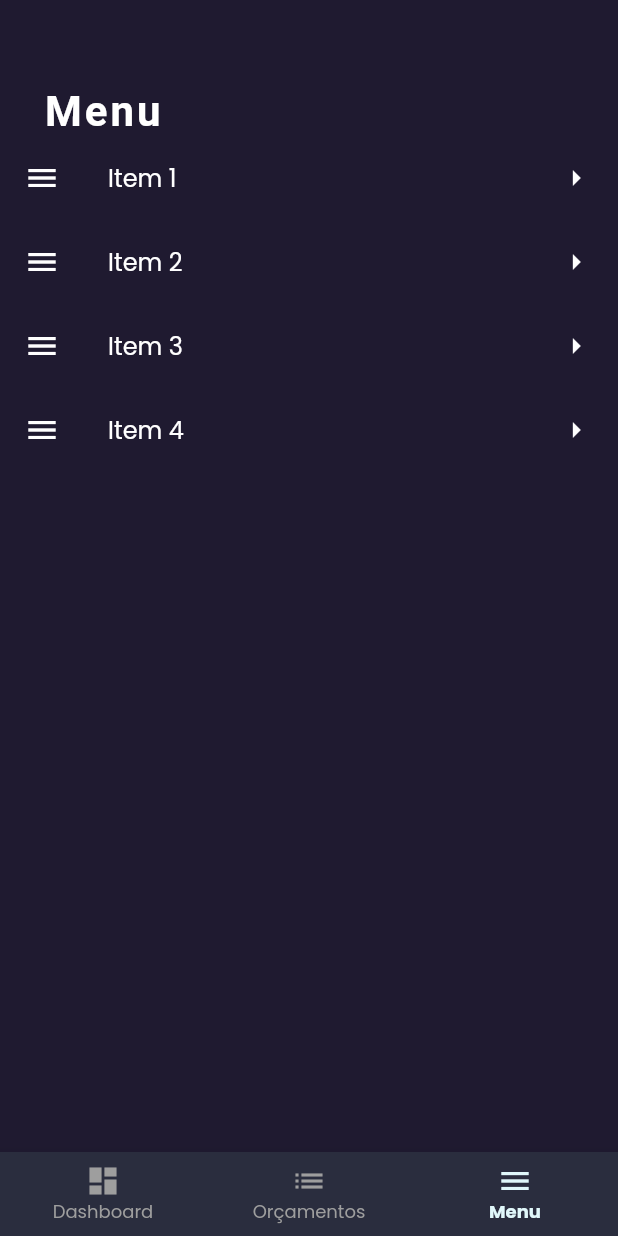
After one commit to brdacon1/budget_flutter, a Flutter app: the pg_PrincipalTabApp screen opened by its route, item 3 of the bottom bar chosen, on a phone screen of 412 x 824 dp. The commit adds this screen. Run offline on Flutter 3.47's test engine with Material 2 defaults, Android fonts, the phone set to English and light mode, and no system bars; our stand-ins replace adaptive_theme, awesome_dialog, badges, cached_network_image, cloud_firestore, expansion_tile_card and 13 more; missing offline and left inert: cloud_firestore_web, contact_picker_web, dart:ffi, firebase_auth_web, firebase_core_web, flutter_inapp_purchase and 3 more; accounts and stored records are empty; network calls fail; Roboto replaces fonts that are missing (Heebo); project files that could hold a hidden picture were left out.

Commit message:
Finalização dashboard

```diff
--- a/lib/Pages/ListaItensOrcamento.dart
+++ b/lib/Pages/ListaItensOrcamento.dart
@@ -612,7 +612,7 @@ class _ListaItensOrcamento extends State<ListaItensOrcamento> {
               Navigator.push(
                 context,
                 MaterialPageRoute(
-                    builder: (context) => pg_priceList(item: widget.item,)),
+                    builder: (context) => pg_priceList(item: widget.item, fromMenu: false,)),
               ).then((value) => setState(() {
                 try{
                   setState(()  async {
--- a/lib/Pages/pg_priceList.dart
+++ b/lib/Pages/pg_priceList.dart
@@ -17,8 +17,9 @@ import '../Services/loading_event.dart';
 FirebaseFirestore firestore = FirebaseFirestore.instance;
 
 class pg_priceList  extends StatefulWidget {
-  final DADOS item;
-  const pg_priceList({Key? key, required this.item}) : super(key: key);
+  final DADOS? item;
+  final bool? fromMenu;
+  const pg_priceList({Key? key, this.item, this.fromMenu}) : super(key: key);
   @override
   State<pg_priceList> createState() => _pg_priceList();
 }
@@ -821,7 +822,7 @@ class _pg_priceList extends State<pg_priceList>  {
         mainAxisAlignment: MainAxisAlignment.end,
         children: <Widget>[
           Visibility(
-            visible: !deleteVisible ?? true,
+            visible: !(widget.fromMenu ?? false) && !(deleteVisible ?? false),
             child: badges.Badge(
               badgeStyle: badges.BadgeStyle(
                 badgeColor: const Color.fromARGB(255, 231, 15, 87),
@@ -846,7 +847,7 @@ class _pg_priceList extends State<pg_priceList>  {
                 onPressed: _dialogBuilder,
                 backgroundColor: const Color(0xFF0DF5E4),
                 child: const Icon(Icons.shopping_cart_outlined, color: Colors.black,),
-              )
+              ),
             ),
           ),
           Visibility(
--- /dev/null
+++ b/lib/Pages/pg_principalTabApp.dart
@@ -0,0 +1,73 @@
+import 'package:flutter/material.dart';
+import 'package:oflite/Pages/pg_PoupSearch.dart';
+import 'package:oflite/Pages/pg_priceList.dart';
+import 'package:oflite/Pages/pq_menu.dart';
+import 'package:oflite/screens/dashboard/dashboard_screen.dart';
+import '../constants.dart';
+
+
+class pg_PrincipalTabApp extends StatefulWidget {
+  @override
+  _pg_PrincipalTabApp createState() => _pg_PrincipalTabApp();
+}
+
+class _pg_PrincipalTabApp extends State<pg_PrincipalTabApp> {
+  int _currentIndex = 0;
+  double we = 0;
+
+  void onTabTapped(int index) {
+    setState(() {
+      if(index == 0) {
+        _currentIndex = index;
+      }
+      else {
+        _currentIndex = index;
+      }
+    });
+  }
+
+  @override
+  initState() {
+    super.initState();
+  }
+
+  @override
+  Widget build(BuildContext context) {
+    we = MediaQuery.of(context).size.width;
+    final List children = [
+       const DashboardScreen(),
+       pg_PoupSearch(),
+       MenuSelectionPage(),
+       //const pg_priceList(fromMenu: true,),
+    ];
+    return Scaffold(
+      body: children[_currentIndex],
+      bottomNavigationBar: Theme(
+        data: Theme.of(context).copyWith(
+          canvasColor: secondaryColor, // Define a cor de fundo do BottomNavigationBar
+        ),
+        child: BottomNavigationBar(
+          selectedItemColor: Colors.cyan[50],
+          selectedLabelStyle: const TextStyle(fontSize: 12.0, fontWeight: FontWeight.bold),
+          unselectedItemColor: Colors.grey,
+          onTap: onTabTapped,
+          currentIndex: _currentIndex,
+          items: const [
+            BottomNavigationBarItem(
+              icon: Icon(Icons.dashboard),
+              label: 'Dashboard',
+            ),
+            BottomNavigationBarItem(
+              icon: Icon(Icons.list),
+              label: 'Orçamentos',
+            ),
+            BottomNavigationBarItem(
+              icon: Icon(Icons.menu),
+              label: 'Menu',
+            ),
+          ],
+        ),
+      ),
+    );
+  }
+}
--- /dev/null
+++ b/lib/Pages/pq_menu.dart
@@ -0,0 +1,59 @@
+import 'package:flutter/cupertino.dart';
+import 'package:flutter/material.dart';
+import 'package:google_fonts/google_fonts.dart';
+
+import '../anmition/fadeanimation.dart';
+import '../constants.dart';
+
+class MenuSelectionPage extends StatelessWidget {
+  final List<String> menuItems = ['Item 1', 'Item 2', 'Item 3', 'Item 4'];
+
+  MenuSelectionPage({Key? key}) : super(key: key);
+
+  @override
+  Widget build(BuildContext context) {
+    var he = MediaQuery.of(context).size.height;
+    return Scaffold(
+      backgroundColor: bgColor,
+      body: Column(mainAxisSize: MainAxisSize.max, children: <Widget>[
+        SizedBox(
+          height: he * 0.04,
+        ),
+        SizedBox(
+          height: he * 0.03,
+        ),
+        FadeAnimation(
+          delay: 1,
+          child: Container(
+            margin: const EdgeInsets.only(right: 275.0),
+            child: Text(
+              "Menu",
+              style: GoogleFonts.heebo(
+                  color: Colors.white,
+                  fontWeight: FontWeight.bold,
+                  fontSize: 28,
+                  letterSpacing: 2),
+            ),
+          ),
+        ),
+        Expanded(
+            child: ListView.builder(
+              itemCount: menuItems.length,
+              itemBuilder: (context, index) {
+                final menuItem = menuItems[index];
+                return ListTile(
+                  leading: const Icon(Icons.menu),
+                  title: Text(menuItem),
+                  trailing: const Icon(Icons.arrow_right),
+                  onTap: () {
+                    print('Item $menuItem clicado!');
+                  },
+                );
+              },
+             ),
+            ),
+        ]
+      ),
+    );
+  }
+}
--- a/lib/login.dart
+++ b/lib/login.dart
@@ -23,13 +23,10 @@ enum Gender{
 
 class Login extends StatefulWidget {
   @override
-  State<Login> createState() => _Login(
-
-  );
+  State<Login> createState() => _Login();
 }
 
 class _Login extends State<Login> {
-
   Color enabled = const Color(0xFF827F8A);
   Color enabledtxt = Colors.white;
   Color deaible = Colors.grey;
@@ -86,7 +83,7 @@ class _Login extends State<Login> {
                  UID.PurchaseToken = obj['PurchaseToken'];
                  UID.AutoRenewing = obj['AutoRenewing'];
                  alertDisplayLoading.closeLoading(context);
-                 Navigator.pushReplacementNamed(context, '/dashboard');
+                 Navigator.pushReplacementNamed(context, '/menu');
              });
         });
         return users;
--- a/lib/main.dart
+++ b/lib/main.dart
@@ -3,11 +3,11 @@ import 'package:adaptive_theme/adaptive_theme.dart';
 import 'package:firebase_core/firebase_core.dart';
 import 'package:flutter/material.dart';
 import 'package:google_fonts/google_fonts.dart';
+import 'package:oflite/Pages/pg_principalTabApp.dart';
 import 'package:oflite/Pages/pq_subscription.dart';
 import 'package:oflite/controllers/MenuControllerApp.dart';
 import 'package:oflite/login.dart';
 import 'package:oflite/Pages/pg_PoupSearch.dart';
-import 'package:oflite/screens/main/main_screen.dart';
 import 'package:provider/provider.dart';
 
 import 'constants.dart';
@@ -49,7 +49,7 @@ class MyApp extends StatelessWidget {
           routes: {
             '/menu_tecnico': (BuildContext _) => pg_PoupSearch(),
             '/pg-subscription': (BuildContext _) => pg_subscription(),
-            '/dashboard': (BuildContext _) => const MainScreen(),
+            '/menu': (BuildContext _) => pg_PrincipalTabApp(),
           },
         ),
       ),
--- a/lib/screens/dashboard/components/my_files.dart
+++ b/lib/screens/dashboard/components/my_files.dart
@@ -64,7 +64,7 @@ class FileInfoCardGridView extends StatelessWidget {
   @override
   Widget build(BuildContext context) {
     return GridView.builder(
-      physics: NeverScrollableScrollPhysics(),
+      physics: const NeverScrollableScrollPhysics(),
       shrinkWrap: true,
       itemCount: demoMyFiles.length,
       gridDelegate: SliverGridDelegateWithFixedCrossAxisCount(
```
Also changed, not shown: lib/screens/dashboard/components/header.dart (+1 -6 lines), lib/screens/main/components/side_menu.dart (deleted, +0 -95 lines), lib/screens/main/main_screen.dart (deleted, +0 -37 lines), 1 other file.
